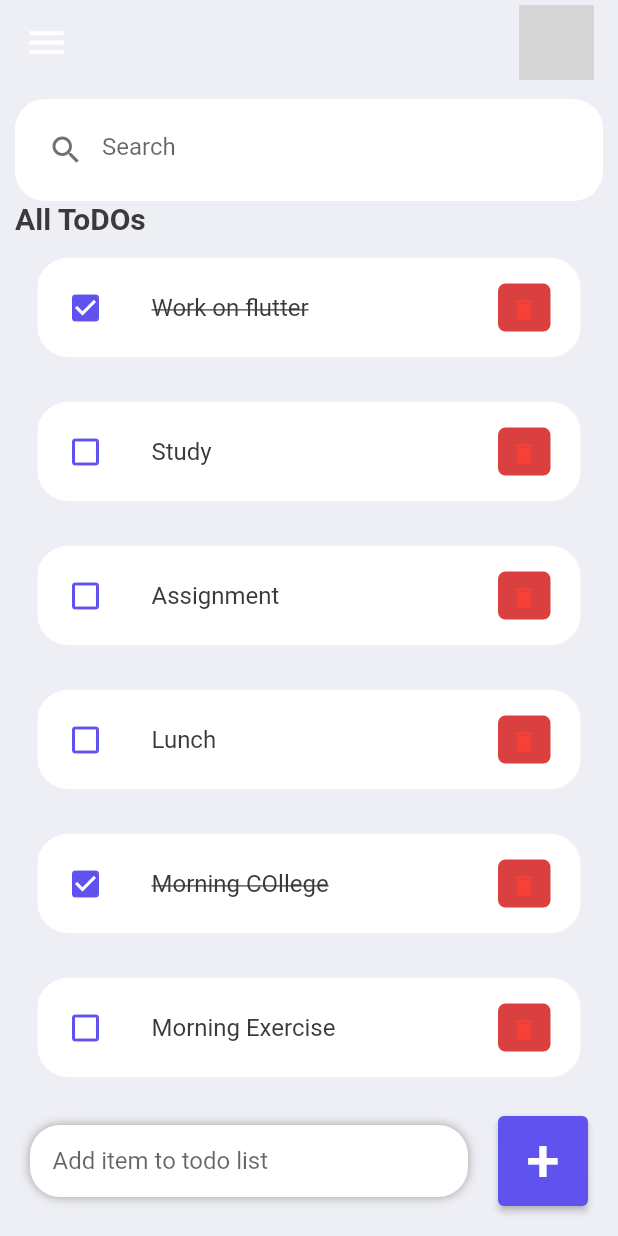
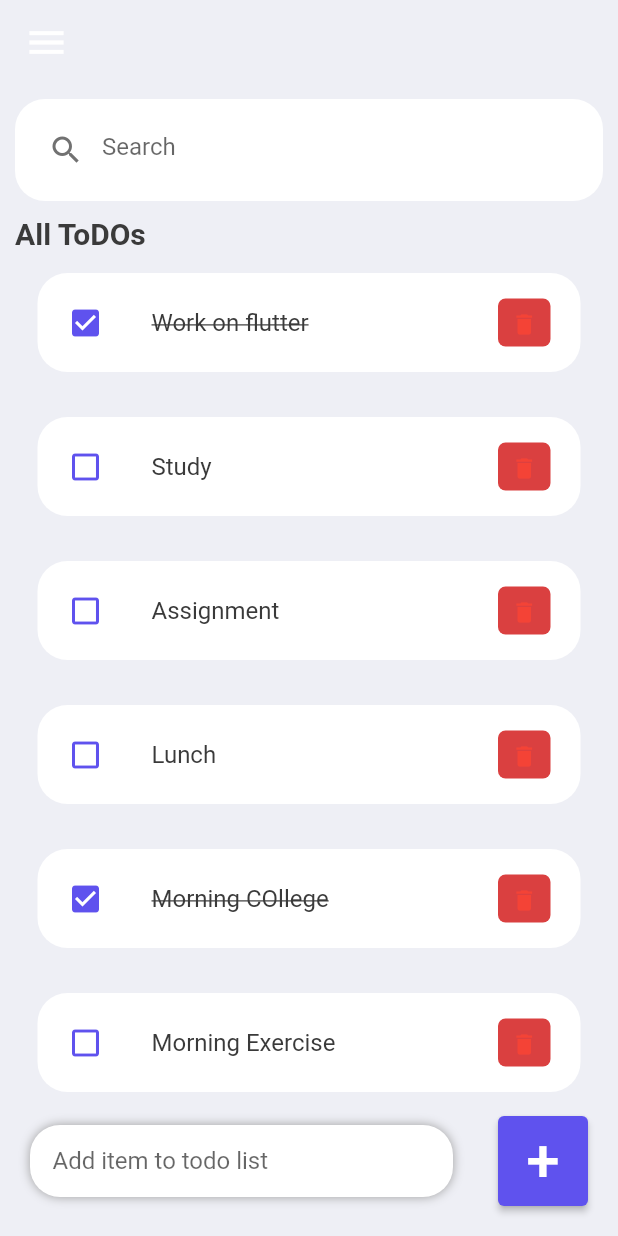
Before and after one commit to measmita-git/TODO, a Flutter app: the screen it shows after launch, on a phone screen of 412 x 824 dp. Run offline on Flutter 3.47's test engine with Material 2 defaults, Android fonts, the phone set to English and light mode, and no system bars; grey boxes are pictures that could not be loaded.

Commit message:
ui update

```diff
--- a/lib/home_screen.dart
+++ b/lib/home_screen.dart
@@ -37,6 +37,7 @@ class _HomeScreenState extends State<HomeScreen> {
             child: Column(
               children: [
                 searchBox(),
+                SizedBox(height: 10),
                 Expanded(
                   child: ListView(
                     children: [
@@ -95,6 +96,7 @@ class _HomeScreenState extends State<HomeScreen> {
                     ),
                   ),
                 ),
+                SizedBox(width: 10),
                 Container(
                   margin: EdgeInsets.only(bottom: 20, right: 20),
                   child: ElevatedButton(
@@ -190,16 +192,16 @@ class _HomeScreenState extends State<HomeScreen> {
             Icons.menu,
             size: 30,
           ),
-          Container(
-            height: 50,
-            width: 50,
-            child: ClipRRect(
-              borderRadius: BorderRadius.circular(25),
-              child: Image.asset(
-                'assets/asmi.JPG',
-              ),
-            ),
-          ),
+          // Container(
+          //   height: 50,
+          //   width: 50,
+          //   child: ClipRRect(
+          //     borderRadius: BorderRadius.circular(25),
+          //     child: Image.asset(
+          //       'assets/asmi.JPG',
+          //     ),
+          //   ),
+          // ),
         ],
       ),
     );
--- a/pubspec.yaml
+++ b/pubspec.yaml
@@ -61,8 +61,8 @@ flutter:
 
   # To add assets to your application, add an assets section, like this:
   assets:
-    - assets/asmi.jpg
-    - assets/asmita.JPG
+     - assets/Asmita.jpg
+
 
 
   # An image asset can refer to one or more resolution-specific "variants", see
```
Also changed, not shown: assets/asmi.jpg (deleted), assets/asmita .JPG (added), assets/asmita.JPG.
